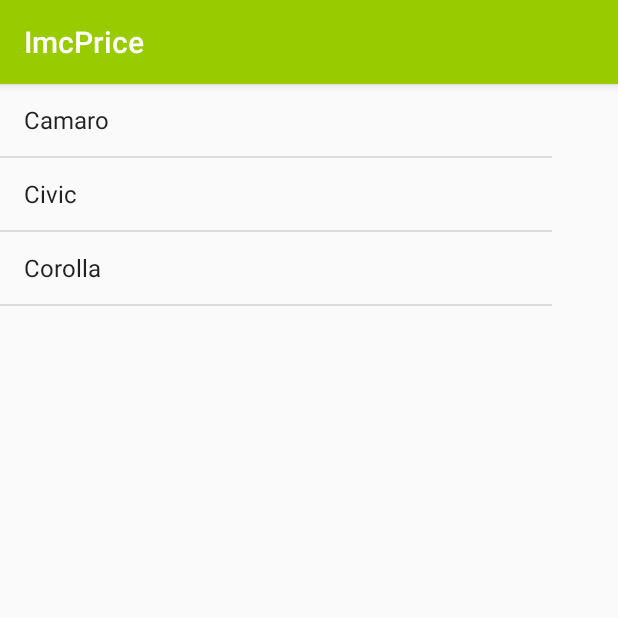
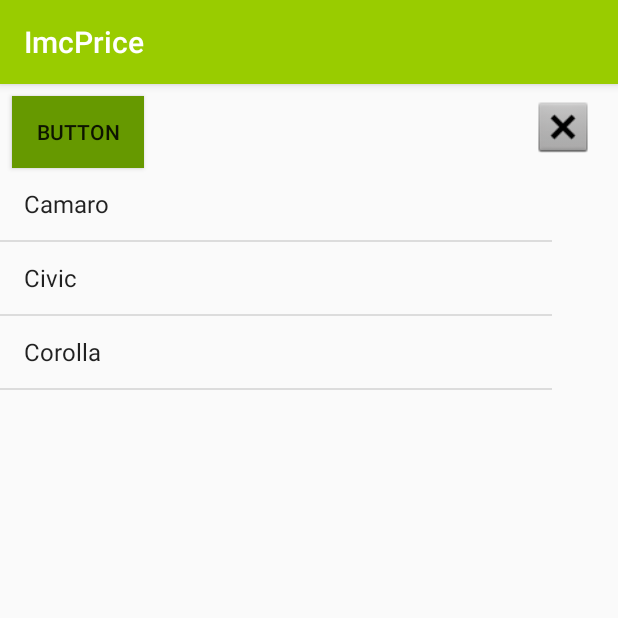
Before and after one commit to heriksonsouza/Logic, an Android app: the SegundaTela screen opened directly, with no data from a screen before it, on a phone screen of 412 x 824 dp, the top half of it. Run offline under Robolectric (Android 15) with nearby library versions, the phone set to English and light mode, and no system bars; 2 statements that could not run were skipped.

Commit message:
commit 7

```diff
--- a/app/src/main/res/layout/activity_segunda_tela.xml
+++ b/app/src/main/res/layout/activity_segunda_tela.xml
@@ -10,7 +10,28 @@
         android:id="@+id/listCarros"
         android:layout_width="368dp"
         android:layout_height="495dp"
-        tools:layout_editor_absoluteX="8dp"
-        tools:layout_editor_absoluteY="8dp" />
+        app:layout_constraintTop_toBottomOf="@+id/button3"
+        tools:layout_editor_absoluteX="8dp" />
+
+    <Button
+        android:id="@+id/button3"
+        android:layout_width="wrap_content"
+        android:layout_height="wrap_content"
+        android:layout_marginStart="8dp"
+        android:layout_marginTop="8dp"
+        android:background="@android:color/holo_green_dark"
+        android:text="Button"
+        app:layout_constraintStart_toStartOf="parent"
+        app:layout_constraintTop_toTopOf="parent" />
+
+    <Button
+        android:id="@+id/btFechar"
+        android:layout_width="41dp"
+        android:layout_height="41dp"
+        android:layout_marginEnd="16dp"
+        android:layout_marginTop="8dp"
+        android:background="@android:drawable/btn_dialog"
+        app:layout_constraintEnd_toEndOf="parent"
+        app:layout_constraintTop_toTopOf="parent" />/
 
 </android.support.constraint.ConstraintLayout>
--- a/app/src/main/res/layout/activity_tela_imc.xml
+++ b/app/src/main/res/layout/activity_tela_imc.xml
@@ -36,7 +36,7 @@
         app:layout_constraintTop_toBottomOf="@+id/editText" />
 
     <Button
-        android:id="@+id/button2"
+        android:id="@+id/btFechar"
         android:layout_width="41dp"
         android:layout_height="41dp"
         android:layout_marginEnd="16dp"
```
Also changed, not shown: app/src/main/java/com/price/imc/herikson/imcprice/AdapterCarros.java (added, +56 -0 lines), app/src/main/java/com/price/imc/herikson/imcprice/Carro.java (added, +52 -0 lines), app/src/main/res/layout/linha_lista_carros.xml (added, +46 -0 lines).
